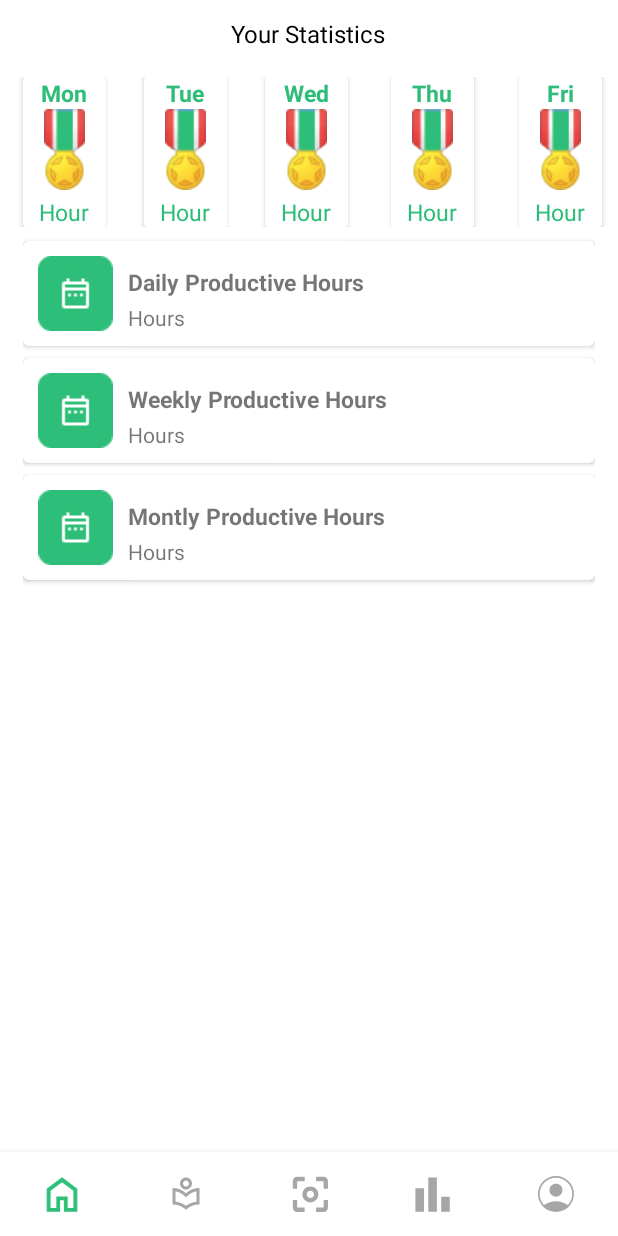
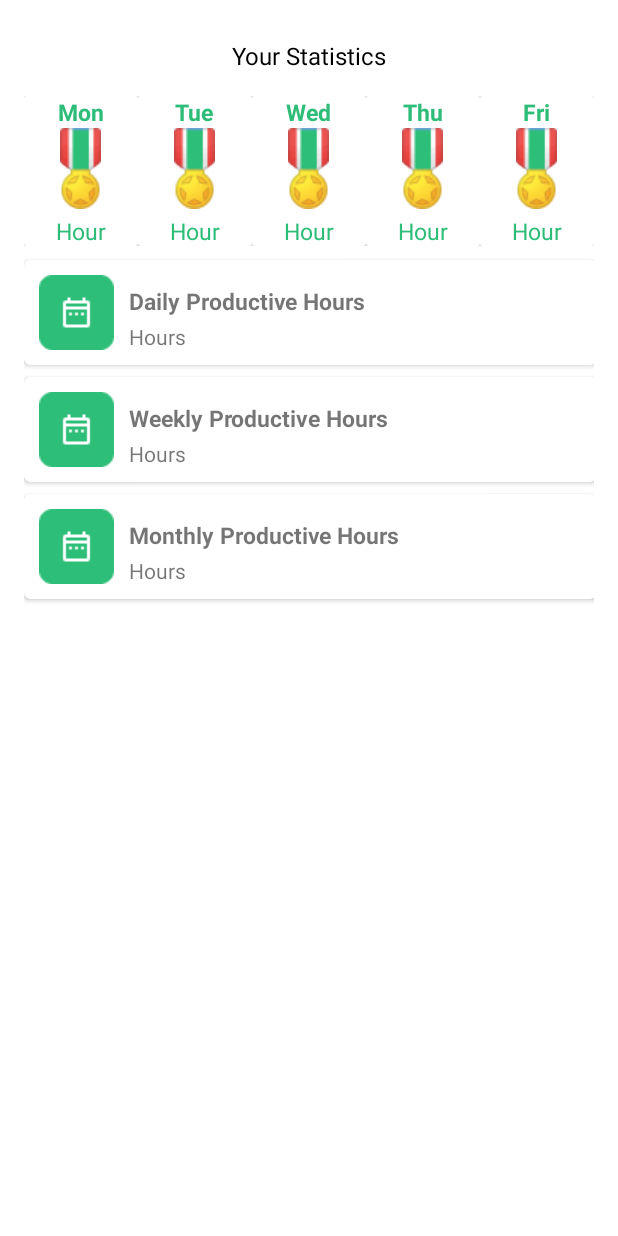
Before and after one commit to gaudhiwaa/productivitypilot-letsgo, an Android app: the layout fragment_statistic.xml on its own in the app's theme, with its tools: preview values and no code run, on a phone screen of 412 x 824 dp. Run offline under Robolectric (Android 15) with nearby library versions, the phone set to English and light mode, and no system bars.

Commit message:
fix: statistic layout

```diff
--- a/Android/app/build.gradle
+++ b/Android/app/build.gradle
@@ -54,9 +54,9 @@ dependencies {
     androidTestImplementation 'androidx.test.ext:junit:1.1.5'
     androidTestImplementation 'androidx.test.espresso:espresso-core:3.5.1'
 
-
     // Firebase
     implementation 'com.google.firebase:firebase-auth:21.0.1'
     implementation 'com.google.firebase:firebase-firestore:23.0.3'
 
+
 }
--- a/Android/app/src/main/java/com/bangkit/productivitypilot/NavigationActivity.kt
+++ b/Android/app/src/main/java/com/bangkit/productivitypilot/NavigationActivity.kt
@@ -38,6 +38,7 @@ class NavigationActivity : AppCompatActivity() {
                     true
                 }
                 R.id.menu_statistics -> {
+                    replaceFragment(StatisticFragment())
                     true
                 }
                 else -> false
--- a/Android/app/src/main/res/layout/fragment_statistic.xml
+++ b/Android/app/src/main/res/layout/fragment_statistic.xml
@@ -4,15 +4,15 @@
     xmlns:tools="http://schemas.android.com/tools"
     android:layout_width="match_parent"
     android:layout_height="match_parent"
-    tools:context=".StatisticActivity">
+    tools:context=".StatisticFragment"
+    android:padding="16dp"
+    >
 
-    <!-- TODO: Update blank fragment layout -->
 
     <TextView
         android:id="@+id/tv_statistic"
-        android:layout_width="107dp"
-        android:layout_height="25dp"
-        android:layout_marginStart="152dp"
+        android:layout_width="match_parent"
+        android:layout_height="wrap_content"
         android:layout_marginTop="10dp"
         android:layout_marginBottom="5dp"
         android:gravity="center"
@@ -41,9 +41,9 @@
         app:layout_constraintTop_toBottomOf="@+id/tv_statistic">
 
         <androidx.cardview.widget.CardView
-            android:layout_width="55dp"
+            android:layout_width="0dp"
             android:layout_height="100dp"
-            android:layout_marginStart="15dp">
+            android:layout_columnWeight="1">
 
             <LinearLayout
                 android:layout_width="match_parent"
@@ -85,10 +85,9 @@
         </androidx.cardview.widget.CardView>
 
         <androidx.cardview.widget.CardView
-            android:layout_width="55dp"
+            android:layout_width="0dp"
             android:layout_height="100dp"
-            android:layout_marginStart="25dp"
-            android:layout_marginEnd="25dp">
+            android:layout_columnWeight="1">
 
             <LinearLayout
                 android:layout_width="match_parent"
@@ -128,9 +127,9 @@
         </androidx.cardview.widget.CardView>
 
         <androidx.cardview.widget.CardView
-            android:layout_width="55dp"
+            android:layout_width="0dp"
             android:layout_height="100dp"
-            android:layout_marginEnd="25dp">
+            android:layout_columnWeight="1">
 
             <LinearLayout
                 android:layout_width="match_parent"
@@ -170,10 +169,9 @@
         </androidx.cardview.widget.CardView>
 
         <androidx.cardview.widget.CardView
-            android:layout_width="55dp"
+            android:layout_width="0dp"
             android:layout_height="100dp"
-            android:layout_marginStart="3dp"
-            android:layout_marginEnd="20dp">
+            android:layout_columnWeight="1">
 
             <LinearLayout
                 android:layout_width="match_parent"
@@ -213,10 +211,9 @@
         </androidx.cardview.widget.CardView>
 
         <androidx.cardview.widget.CardView
-            android:layout_width="55dp"
+            android:layout_width="0dp"
             android:layout_height="100dp"
-            android:layout_marginStart="10dp"
-            android:layout_marginEnd="15dp">
+            android:layout_columnWeight="1">
 
             <LinearLayout
                 android:layout_width="match_parent"
@@ -260,10 +257,7 @@
     <GridLayout
         android:layout_width="381dp"
         android:layout_height="514dp"
-        android:layout_marginStart="15dp"
         android:layout_marginTop="5dp"
-        android:layout_marginEnd="15dp"
-
         android:columnCount="1"
         android:rowCount="4"
         app:layout_constraintEnd_toEndOf="parent"
@@ -413,7 +407,7 @@
                     android:layout_marginStart="10dp"
                     android:layout_marginBottom="15dp"
                     android:layout_weight="1"
-                    android:text="Montly Productive Hours"
+                    android:text="Monthly Productive Hours"
                     android:textSize="15sp"
                     android:textStyle="bold"
                     app:layout_constraintBottom_toBottomOf="parent"
@@ -427,18 +421,6 @@
 
     </GridLayout>
 
-    <com.google.android.material.bottomnavigation.BottomNavigationView
-        android:id="@+id/bottomNavigationView"
-        android:layout_width="match_parent"
-        android:layout_height="wrap_content"
-        android:layout_alignParentBottom="true"
-        app:itemIconTint="@drawable/selector_bottom_nav_icon"
-        app:itemTextColor="@color/purple_200"
-        app:labelVisibilityMode="unlabeled"
-        app:layout_constraintBottom_toBottomOf="parent"
-        app:layout_constraintEnd_toEndOf="parent"
-        app:layout_constraintStart_toStartOf="parent"
-        app:menu="@menu/bottom_nav_menu" />
 
 
 </androidx.constraintlayout.widget.ConstraintLayout>
```
Also changed, not shown: Android/app/src/main/java/com/bangkit/productivitypilot/StatisticFragment.kt (+0 -33 lines).
